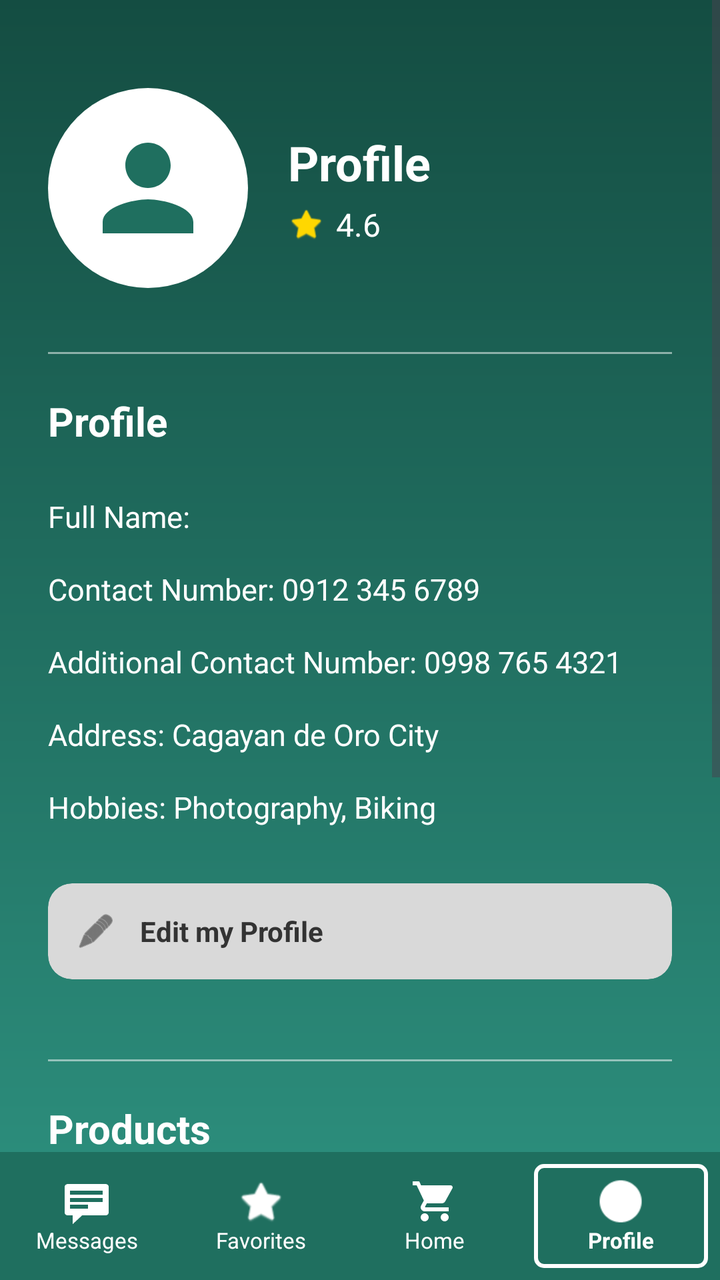
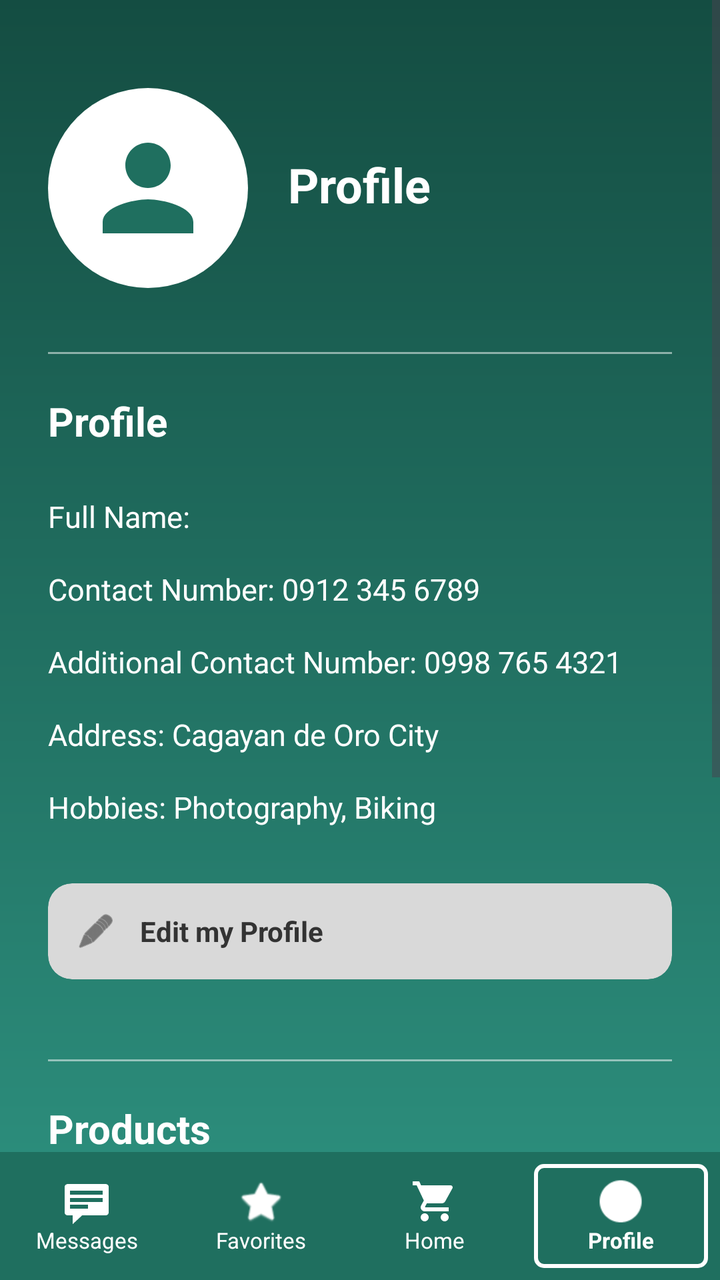

The first picture is an Android layout as it rendered before a commit; the second is the same layout after the commit. The layout source and the unified diff follow.
<!-- AndroidManifest.xml: application theme Theme.AppDevLocalBuyAndSellSystem -->
<!-- res/layout/mepage.xml -->
<?xml version="1.0" encoding="utf-8"?>
<androidx.constraintlayout.widget.ConstraintLayout xmlns:android="http://schemas.android.com/apk/res/android"
    xmlns:app="http://schemas.android.com/apk/res-auto"
    android:layout_width="match_parent"
    android:layout_height="match_parent"
    android:background="@drawable/green_gradient_bg">

    <ScrollView
        android:layout_width="match_parent"
        android:layout_height="0dp"
        android:fillViewport="true"
        app:layout_constraintBottom_toTopOf="@id/bottomNavBar"
        app:layout_constraintTop_toTopOf="parent">

        <LinearLayout
            android:layout_width="match_parent"
            android:layout_height="wrap_content"
            android:orientation="vertical"
            android:padding="24dp">

            
            <androidx.constraintlayout.widget.ConstraintLayout
                android:layout_width="match_parent"
                android:layout_height="wrap_content"
                android:layout_marginTop="20dp"
                android:layout_marginBottom="32dp">

                <ImageView
                    android:id="@+id/ivMeProfileLarge"
                    android:layout_width="100dp"
                    android:layout_height="100dp"
                    android:background="@drawable/circle_white_bg"
                    android:padding="16dp"
                    android:src="@drawable/ic_user"
                    app:layout_constraintStart_toStartOf="parent"
                    app:layout_constraintTop_toTopOf="parent"
                    app:tint="#1F6F5F"
                    android:contentDescription="@string/profile_picture" />

                <TextView
                    android:id="@+id/tvMeNameLarge"
                    android:layout_width="0dp"
                    android:layout_height="wrap_content"
                    android:layout_marginStart="20dp"
                    android:text="Profile"
                    android:textColor="#FFFFFF"
                    android:textSize="24sp"
                    android:textStyle="bold"
                    app:layout_constraintBottom_toTopOf="@id/llRatingRow"
                    app:layout_constraintEnd_toEndOf="parent"
                    app:layout_constraintStart_toEndOf="@id/ivMeProfileLarge"
                    app:layout_constraintTop_toTopOf="@id/ivMeProfileLarge"
                    app:layout_constraintVertical_chainStyle="packed" />

                <LinearLayout
                    android:id="@+id/llRatingRow"
                    android:layout_width="wrap_content"
                    android:layout_height="wrap_content"
                    android:layout_marginTop="4dp"
                    android:gravity="center_vertical"
                    android:orientation="horizontal"
                    app:layout_constraintBottom_toBottomOf="@id/ivMeProfileLarge"
                    app:layout_constraintStart_toStartOf="@id/tvMeNameLarge"
                    app:layout_constraintTop_toBottomOf="@id/tvMeNameLarge">

                    <ImageView
                        android:layout_width="18dp"
                        android:layout_height="18dp"
                        android:src="@android:drawable/btn_star_big_on"
                        app:tint="#FFD700"
                        android:contentDescription="@null" />

                    <TextView
                        android:layout_width="wrap_content"
                        android:layout_height="wrap_content"
                        android:layout_marginStart="6dp"
                        android:text="@string/rating_placeholder"
                        android:textColor="#FFFFFF"
                        android:textSize="16sp" />
                </LinearLayout>

            </androidx.constraintlayout.widget.ConstraintLayout>

            
            <View
                android:layout_width="match_parent"
                android:layout_height="1dp"
                android:background="#80FFFFFF" />

            <TextView
                android:layout_width="wrap_content"
                android:layout_height="wrap_content"
                android:layout_marginTop="20dp"
                android:text="@string/profile_title"
                android:textColor="#FFFFFF"
                android:textSize="20sp"
                android:textStyle="bold" />

            <LinearLayout
                android:layout_width="match_parent"
                android:layout_height="wrap_content"
                android:layout_marginTop="16dp"
                android:orientation="vertical">

                <TextView
                    android:id="@+id/tvMeFullName"
                    android:layout_width="match_parent"
                    android:layout_height="wrap_content"
                    android:paddingVertical="8dp"
                    android:text="Full Name: "
                    android:textColor="#FFFFFF"
                    android:textSize="15sp" />

                <TextView
                    android:id="@+id/tvMeContact"
                    android:layout_width="match_parent"
                    android:layout_height="wrap_content"
                    android:paddingVertical="8dp"
                    android:text="@string/contact_label"
                    android:textColor="#FFFFFF"
                    android:textSize="15sp" />

                <TextView
                    android:id="@+id/tvMeAltContact"
                    android:layout_width="match_parent"
                    android:layout_height="wrap_content"
                    android:paddingVertical="8dp"
                    android:text="@string/alt_contact_label"
                    android:textColor="#FFFFFF"
                    android:textSize="15sp" />

                <TextView
                    android:id="@+id/tvMeAddress"
                    android:layout_width="match_parent"
                    android:layout_height="wrap_content"
                    android:paddingVertical="8dp"
                    android:text="@string/address_label"
                    android:textColor="#FFFFFF"
                    android:textSize="15sp" />

                <TextView
                    android:id="@+id/tvMeHobbies"
                    android:layout_width="match_parent"
                    android:layout_height="wrap_content"
                    android:paddingVertical="8dp"
                    android:text="@string/hobbies_label"
                    android:textColor="#FFFFFF"
                    android:textSize="15sp" />

            </LinearLayout>

            <androidx.cardview.widget.CardView
                android:id="@+id/btnEditProfile"
                android:layout_width="match_parent"
                android:layout_height="wrap_content"
                android:layout_marginTop="20dp"
                app:cardBackgroundColor="#D9D9D9"
                app:cardCornerRadius="12dp"
                app:cardElevation="0dp">
                <LinearLayout
                    android:layout_width="match_parent"
                    android:layout_height="wrap_content"
                    android:gravity="center_vertical"
                    android:orientation="horizontal"
                    android:padding="14dp">
                    <ImageView
                        android:layout_width="20dp"
                        android:layout_height="20dp"
                        android:src="@android:drawable/ic_menu_edit"
                        app:tint="#333333"
                        android:contentDescription="@null" />
                    <TextView
                        android:layout_width="wrap_content"
                        android:layout_height="wrap_content"
                        android:layout_marginStart="12dp"
                        android:text="@string/edit_profile"
                        android:textColor="#333333"
                        android:textStyle="bold" />
                </LinearLayout>
            </androidx.cardview.widget.CardView>

            
            <View
                android:layout_width="match_parent"
                android:layout_height="1dp"
                android:layout_marginTop="40dp"
                android:background="#80FFFFFF" />

            <TextView
                android:layout_width="wrap_content"
                android:layout_height="wrap_content"
                android:layout_marginTop="20dp"
                android:text="@string/products"
                android:textColor="#FFFFFF"
                android:textSize="20sp"
                android:textStyle="bold" />

            <androidx.cardview.widget.CardView
                android:id="@+id/btnUploadProduct"
                android:layout_width="match_parent"
                android:layout_height="wrap_content"
                android:layout_marginTop="16dp"
                app:cardBackgroundColor="#D9D9D9"
                app:cardCornerRadius="12dp"
                app:cardElevation="0dp">
                <LinearLayout
                    android:layout_width="match_parent"
                    android:layout_height="wrap_content"
                    android:gravity="center_vertical"
                    android:orientation="horizontal"
                    android:padding="14dp">
                    <ImageView
                        android:layout_width="20dp"
                        android:layout_height="20dp"
                        android:src="@android:drawable/ic_menu_upload"
                        app:tint="#333333"
                        android:contentDescription="@null" />
                    <TextView
                        android:layout_width="wrap_content"
                        android:layout_height="wrap_content"
                        android:layout_marginStart="12dp"
                        android:text="@string/upload_product"
                        android:textColor="#333333"
                        android:textStyle="bold" />
                </LinearLayout>
            </androidx.cardview.widget.CardView>

            <androidx.cardview.widget.CardView
                android:id="@+id/btnMyProducts"
                android:layout_width="match_parent"
                android:layout_height="wrap_content"
                android:layout_marginTop="12dp"
                app:cardBackgroundColor="#D9D9D9"
                app:cardCornerRadius="12dp"
                app:cardElevation="0dp">
                <LinearLayout
                    android:layout_width="match_parent"
                    android:layout_height="wrap_content"
                    android:gravity="center_vertical"
                    android:orientation="horizontal"
                    android:padding="14dp">
                    <ImageView
                        android:layout_width="20dp"
                        android:layout_height="20dp"
                        android:src="@android:drawable/ic_menu_gallery"
                        app:tint="#333333"
                        android:contentDescription="@null" />
                    <TextView
                        android:layout_width="wrap_content"
                        android:layout_height="wrap_content"
                        android:layout_marginStart="12dp"
                        android:text="@string/my_products"
                        android:textColor="#333333"
                        android:textStyle="bold" />
                </LinearLayout>
            </androidx.cardview.widget.CardView>

            
            <androidx.cardview.widget.CardView
                android:id="@+id/btnLogoutMe"
                android:layout_width="match_parent"
                android:layout_height="wrap_content"
                android:layout_marginTop="40dp"
                android:layout_marginBottom="40dp"
                app:cardBackgroundColor="#D9D9D9"
                app:cardCornerRadius="12dp"
                app:cardElevation="0dp">

                <LinearLayout
                    android:layout_width="match_parent"
                    android:layout_height="wrap_content"
                    android:gravity="center_vertical"
                    android:orientation="horizontal"
                    android:padding="14dp">

                    <ImageView
                        android:layout_width="20dp"
                        android:layout_height="20dp"
                        android:contentDescription="@null"
                        android:src="@android:drawable/ic_lock_power_off"
                        app:tint="#333333" />

                    <TextView
                        android:layout_width="wrap_content"
                        android:layout_height="wrap_content"
                        android:layout_marginStart="12dp"
                        android:text="@string/logout"
                        android:textColor="#333333"
                        android:textStyle="bold" />
                </LinearLayout>
            </androidx.cardview.widget.CardView>

        </LinearLayout>
    </ScrollView>

    
    <LinearLayout
        android:id="@+id/bottomNavBar"
        android:layout_width="match_parent"
        android:layout_height="64dp"
        android:background="#1F6F5F"
        android:baselineAligned="false"
        android:orientation="horizontal"
        app:layout_constraintBottom_toBottomOf="parent">

        <LinearLayout
            android:id="@+id/navMessages"
            android:layout_width="0dp"
            android:layout_height="match_parent"
            android:layout_weight="1"
            android:gravity="center"
            android:orientation="vertical">
            <ImageView
                android:layout_width="24dp"
                android:layout_height="24dp"
                android:src="@android:drawable/stat_notify_chat"
                app:tint="#FFFFFF"
                android:contentDescription="@null" />
            <TextView
                android:layout_width="wrap_content"
                android:layout_height="wrap_content"
                android:text="@string/messages"
                android:textColor="#FFFFFF"
                android:textSize="11sp" />
        </LinearLayout>

        <LinearLayout
            android:id="@+id/navFavorites"
            android:layout_width="0dp"
            android:layout_height="match_parent"
            android:layout_weight="1"
            android:gravity="center"
            android:orientation="vertical">
            <ImageView
                android:layout_width="24dp"
                android:layout_height="24dp"
                android:src="@android:drawable/btn_star_big_on"
                app:tint="#FFFFFF"
                android:contentDescription="@null" />
            <TextView
                android:layout_width="wrap_content"
                android:layout_height="wrap_content"
                android:text="@string/favorites"
                android:textColor="#FFFFFF"
                android:textSize="11sp" />
        </LinearLayout>

        <LinearLayout
            android:id="@+id/navHome"
            android:layout_width="0dp"
            android:layout_height="match_parent"
            android:layout_weight="1"
            android:gravity="center"
            android:orientation="vertical">
            <ImageView
                android:layout_width="24dp"
                android:layout_height="24dp"
                android:src="@drawable/ic_cart"
                app:tint="#FFFFFF"
                android:contentDescription="@null" />
            <TextView
                android:layout_width="wrap_content"
                android:layout_height="wrap_content"
                android:text="@string/home"
                android:textColor="#FFFFFF"
                android:textSize="11sp" />
        </LinearLayout>

        
        <LinearLayout
            android:id="@+id/navMe"
            android:layout_width="0dp"
            android:layout_height="match_parent"
            android:layout_weight="1"
            android:layout_margin="6dp"
            android:background="@drawable/selected_nav_item_bg"
            android:gravity="center"
            android:orientation="vertical">
            <ImageView
                android:layout_width="24dp"
                android:layout_height="24dp"
                android:src="@android:drawable/presence_online"
                app:tint="#FFFFFF"
                android:contentDescription="@null" />
            <TextView
                android:layout_width="wrap_content"
                android:layout_height="wrap_content"
                android:text="@string/me"
                android:textColor="#FFFFFF"
                android:textSize="11sp"
                android:textStyle="bold" />
        </LinearLayout>

    </LinearLayout>

</androidx.constraintlayout.widget.ConstraintLayout>
<!-- resources referenced by this layout -->
<resources>
  <!-- drawable circle_white_bg (drawable) -->
  <?xml version="1.0" encoding="utf-8"?>
  <shape xmlns:android="http://schemas.android.com/apk/res/android"
      android:shape="oval">
      <solid android:color="#FFFFFF"/>
  </shape>
  <!-- drawable green_gradient_bg (drawable) -->
  <?xml version="1.0" encoding="utf-8"?>
  <shape xmlns:android="http://schemas.android.com/apk/res/android"
      android:shape="rectangle">
      <gradient
          android:startColor="#144D42"
          android:endColor="#2E9381"
          android:angle="270" />
  </shape>
  <!-- drawable ic_cart (drawable) -->
  <vector xmlns:android="http://schemas.android.com/apk/res/android"
      android:width="24dp"
      android:height="24dp"
      android:viewportWidth="24"
      android:viewportHeight="24">
      <path
          android:fillColor="#FF000000"
          android:pathData="M7,18c-1.1,0 -1.99,0.9 -1.99,2S5.9,22 7,22s2,-0.9 2,-2 -0.9,-2 -2,-2zM1,2v2h2l3.6,7.59 -1.35,2.45c-0.16,0.28 -0.25,0.61 -0.25,0.96 0,1.1 0.9,2 2,2h12v-2L7.42,15c-0.14,0 -0.25,-0.11 -0.25,-0.25l0.03,-0.12L8.1,13h7.45c0.75,0 1.41,-0.41 1.75,-1.03l3.58,-6.49c0.08,-0.14 0.12,-0.31 0.12,-0.48 0,-0.55 -0.45,-1 -1,-1L5.21,4l-0.94,-2L1,2zM17,18c-1.1,0 -1.99,0.9 -1.99,2s0.89,2 1.99,2 2,-0.9 2,-2 -0.9,-2 -2,-2z"/>
  </vector>
  <!-- drawable ic_user (drawable) -->
  <vector xmlns:android="http://schemas.android.com/apk/res/android"
      android:width="24dp"
      android:height="24dp"
      android:viewportWidth="24"
      android:viewportHeight="24">
      <path
          android:fillColor="#1F6F5F"
          android:pathData="M12,12c2.21,0 4,-1.79 4,-4s-1.79,-4 -4,-4 -4,1.79 -4,4 1.79,4 4,4zM12,14c-2.67,0 -8,1.34 -8,4v2h16v-2c0,-2.66 -5.33,-4 -8,-4z" />
  </vector>
  <!-- drawable selected_nav_item_bg (drawable) -->
  <?xml version="1.0" encoding="utf-8"?>
  <shape xmlns:android="http://schemas.android.com/apk/res/android"
      android:shape="rectangle">
      <stroke
          android:width="2dp"
          android:color="#FFFFFF" />
      <corners android:radius="4dp" />
  </shape>
  <string name="address_label">Address: Cagayan de Oro City</string>
  <string name="alt_contact_label">Additional Contact Number: 0998 765 4321</string>
  <string name="contact_label">Contact Number: 0912 345 6789</string>
  <string name="edit_profile">Edit my Profile</string>
  <string name="favorites">Favorites</string>
  <string name="hobbies_label">Hobbies: Photography, Biking</string>
  <string name="home">Home</string>
  <string name="logout">Logout</string>
  <string name="me">Profile</string>
  <string name="messages">Messages</string>
  <string name="my_products">Your uploaded products</string>
  <string name="products">Products</string>
  <string name="profile_picture">Profile Picture</string>
  <string name="profile_title">Profile</string>
  <string name="rating_placeholder">4.6</string>
  <string name="upload_product">Upload your product</string>
  <style name="Theme.AppDevLocalBuyAndSellSystem" parent="Base.Theme.AppDevLocalBuyAndSellSystem" />
  <style name="Base.Theme.AppDevLocalBuyAndSellSystem" parent="Theme.Material3.DayNight.NoActionBar">
          
          
      </style>
</resources>

<!-- the commit's change to res/layout/mepage.xml (unified diff, before → after) -->
@@ -63,20 +63,6 @@
                     app:layout_constraintStart_toStartOf="@id/tvMeNameLarge"
                     app:layout_constraintTop_toBottomOf="@id/tvMeNameLarge">
 
-                    <ImageView
-                        android:layout_width="18dp"
-                        android:layout_height="18dp"
-                        android:src="@android:drawable/btn_star_big_on"
-                        app:tint="#FFD700"
-                        android:contentDescription="@null" />
-
-                    <TextView
-                        android:layout_width="wrap_content"
-                        android:layout_height="wrap_content"
-                        android:layout_marginStart="6dp"
-                        android:text="@string/rating_placeholder"
-                        android:textColor="#FFFFFF"
-                        android:textSize="16sp" />
                 </LinearLayout>
 
             </androidx.constraintlayout.widget.ConstraintLayout>
<!-- resource entries referenced after the edit -->
@@ -58,7 +58,6 @@
   <string name="products">Products</string>
   <string name="profile_picture">Profile Picture</string>
   <string name="profile_title">Profile</string>
-  <string name="rating_placeholder">4.6</string>
   <string name="upload_product">Upload your product</string>
   <style name="Theme.AppDevLocalBuyAndSellSystem" parent="Base.Theme.AppDevLocalBuyAndSellSystem" />
   <style name="Base.Theme.AppDevLocalBuyAndSellSystem" parent="Theme.Material3.DayNight.NoActionBar">
